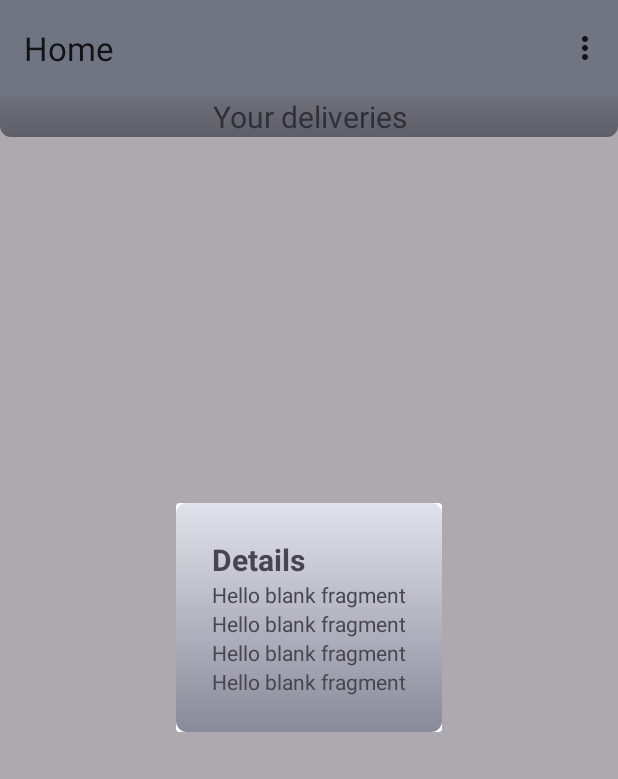
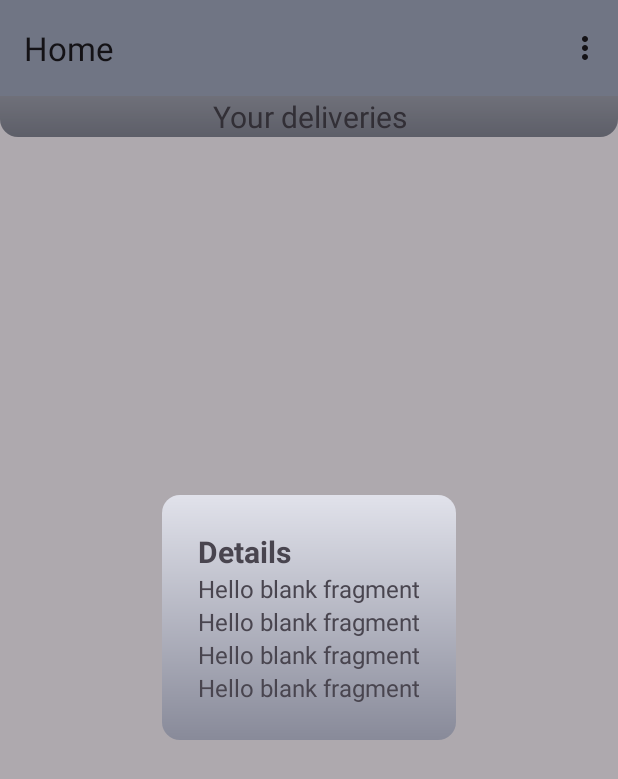
Before and after one commit to COEN-ELEC390/App, an Android app: the fragment DeliveryDataFragment placed in its activity, on a phone screen of 412 x 824 dp. Shown: the top 779 px of the screen. Run offline under Robolectric (Android 15) with nearby library versions, the phone set to English and light mode, and no system bars; our stand-ins replace Firebase (no records; nobody signed in at launch, a user with empty details on screens opened directly).

Commit message:
UI changes: font size, title and window transparency for delivery details fragment

```diff
--- a/app/src/main/java/com/example/coen390/DeliveryDataFragment.java
+++ b/app/src/main/java/com/example/coen390/DeliveryDataFragment.java
@@ -1,5 +1,7 @@
 package com.example.coen390;
 
+import android.graphics.Color;
+import android.graphics.drawable.ColorDrawable;
 import android.os.Bundle;
 
 import androidx.fragment.app.DialogFragment;
@@ -9,6 +11,7 @@ import android.util.Log;
 import android.view.LayoutInflater;
 import android.view.View;
 import android.view.ViewGroup;
+import android.view.Window;
 import android.widget.TextView;
 
 import com.google.firebase.Timestamp;
@@ -76,6 +79,10 @@ public class DeliveryDataFragment extends DialogFragment {
         accessCode = view.findViewById(R.id.accessCodeTV);
         boxNumber = view.findViewById(R.id.boxNumberTV);
         Bundle bundle = this.getArguments();
+        if (getDialog() != null && getDialog().getWindow() != null) {//this is what makes the back window transparent for actual rounded corners
+            getDialog().getWindow().setBackgroundDrawable(new ColorDrawable(Color.TRANSPARENT));
+            getDialog().getWindow().requestFeature(Window.FEATURE_NO_TITLE);
+        }
         if (bundle != null) {
             map = (HashMap<String, Object>) bundle.getSerializable("HashMap");
             for (Map.Entry<String, Object> eventData : map.entrySet()) {
--- a/app/src/main/res/drawable/listview_shape.xml
+++ b/app/src/main/res/drawable/listview_shape.xml
@@ -7,8 +7,5 @@
         android:angle="270"/>
 
     <corners
-        android:bottomRightRadius="7dp"
-        android:bottomLeftRadius="7dp"
-        android:topLeftRadius="7dp"
-        android:topRightRadius="7dp"/>
+    android:radius="12dp"/>
 </shape>
--- a/app/src/main/res/layout/fragment_delivery_data.xml
+++ b/app/src/main/res/layout/fragment_delivery_data.xml
@@ -24,21 +24,25 @@
         android:layout_width="match_parent"
         android:layout_height="match_parent"
         android:text="@string/hello_blank_fragment"
+        android:textSize="16dp"
         android:id="@+id/deliveryDateTV"/>
     <TextView
         android:layout_width="match_parent"
         android:layout_height="match_parent"
         android:text="@string/hello_blank_fragment"
+        android:textSize="16dp"
         android:id="@+id/pickupDateTV"/>
     <TextView
         android:layout_width="match_parent"
         android:layout_height="match_parent"
         android:text="@string/hello_blank_fragment"
+        android:textSize="16dp"
         android:id="@+id/boxNumberTV"/>
     <TextView
         android:layout_width="match_parent"
         android:layout_height="match_parent"
         android:text="@string/hello_blank_fragment"
+        android:textSize="16dp"
         android:id="@+id/accessCodeTV"/>
     </LinearLayout>
 
```
